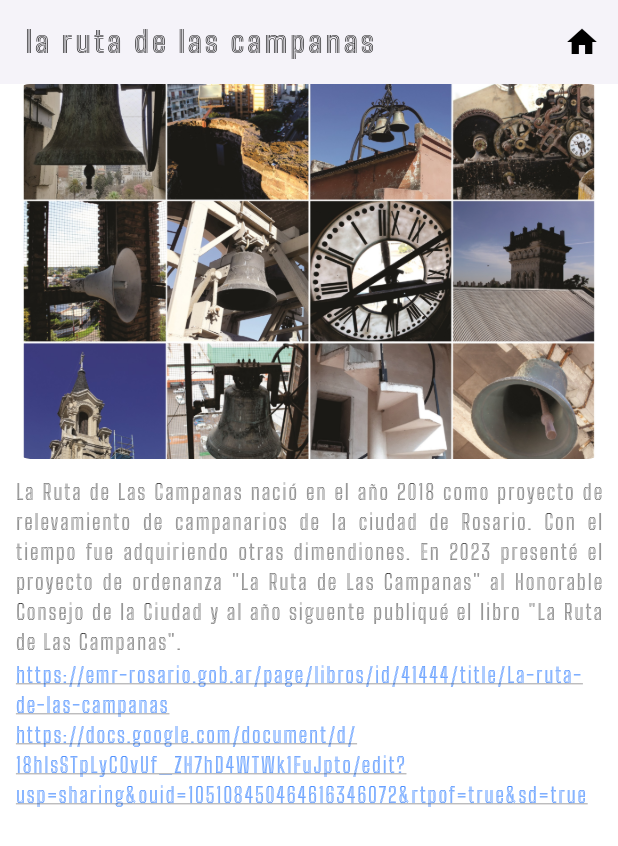
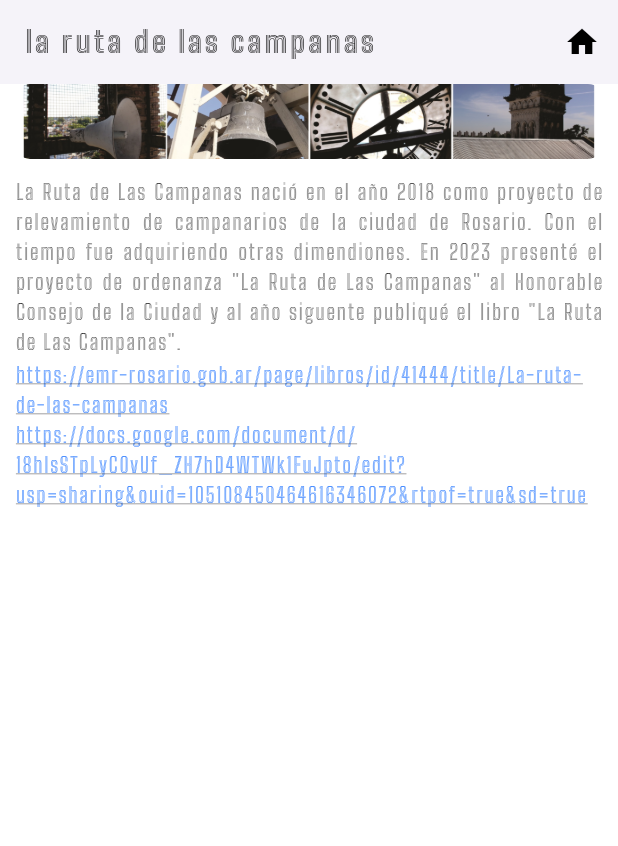
Before and after one commit to JiDomusic/emi_arias, a Flutter app: the screen it shows after launch, after a tap on "la ruta de las campanas", on a phone screen of 412 x 824 dp. Shown: the top 846 px of the screen. Run offline on Flutter 3.47's test engine with Material 3 defaults, Android fonts, the phone set to English and light mode, and no system bars; our stand-ins replace font_awesome_flutter, just_audio, permission_handler.

Commit message:
VERSION CHICA sin error supuesto

```diff
--- a/lib/main.dart
+++ b/lib/main.dart
@@ -201,7 +201,7 @@ class _HomePageState extends State<HomePage> {
             ),
           ),
           Positioned(
-            bottom: 230,
+            bottom: 290,
             left: MediaQuery.of(context).size.width / 2 - 300,
             child: _DecorativeImage(
               imagePath: 'assets/images/perusio3.jpg',
--- a/lib/project_detail.dart
+++ b/lib/project_detail.dart
@@ -117,7 +117,7 @@ class _ProjectDetailState extends State<ProjectDetail> {
   Widget _buildImage(String imagePath, bool isSmallScreen) {
     return Container(
       width: isSmallScreen ? double.infinity : 400,
-      height: isSmallScreen ? 250 : 300,
+      height: isSmallScreen ? 50 : 310,
       decoration: BoxDecoration(
         image: DecorationImage(
           image: AssetImage(imagePath),
```
Also changed, not shown: 3 other files.
